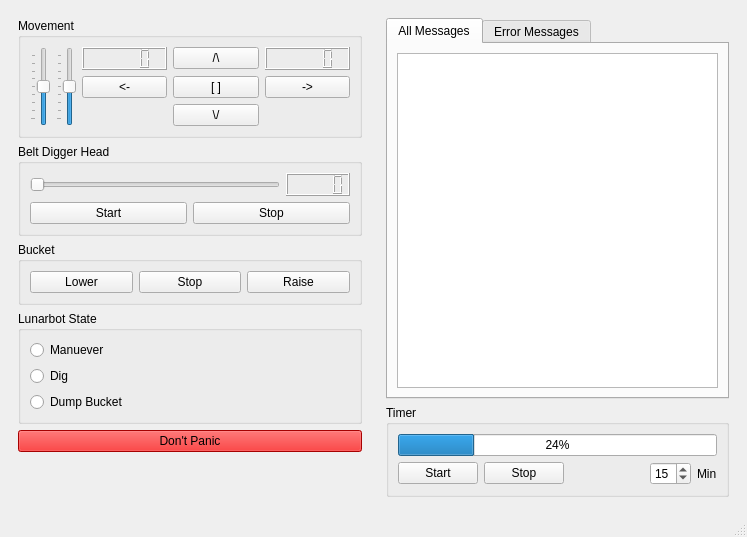
Chingzilla/msu_lunabot_controller, file gui/main.ui: the form before one commit.
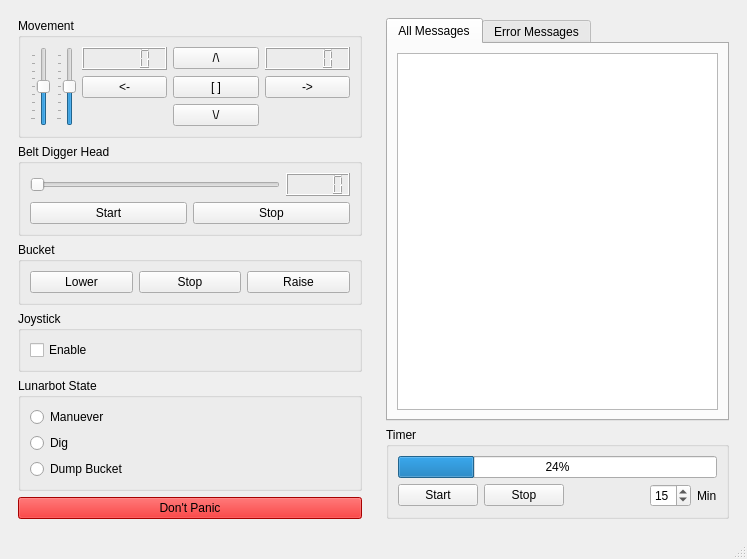
The form after the commit.

Commit message: started to added movement methods to main.py

What changed in the file:
```diff
--- a/gui/main.ui
+++ b/gui/main.ui
@@ -229,6 +229,22 @@
          </layout>
         </widget>
        </item>
+       <item>
+        <widget class="QGroupBox" name="group_joystick">
+         <property name="title">
+          <string>Joystick</string>
+         </property>
+         <layout class="QHBoxLayout" name="horizontalLayout">
+          <item>
+           <widget class="QCheckBox" name="check_joystick_enable">
+            <property name="text">
+             <string>Enable</string>
+            </property>
+           </widget>
+          </item>
+         </layout>
+        </widget>
+       </item>
        <item>
         <widget class="QGroupBox" name="group_states">
          <property name="title">
@@ -681,19 +697,6 @@
          </property>
         </widget>
        </item>
-       <item>
-        <spacer name="verticalSpacer">
-         <property name="orientation">
-          <enum>Qt::Vertical</enum>
-         </property>
-         <property name="sizeHint" stdset="0">
-          <size>
-           <width>20</width>
-           <height>40</height>
-          </size>
-         </property>
-        </spacer>
-       </item>
       </layout>
      </widget>
     </item>
```
The commit also changes 2 other files.
